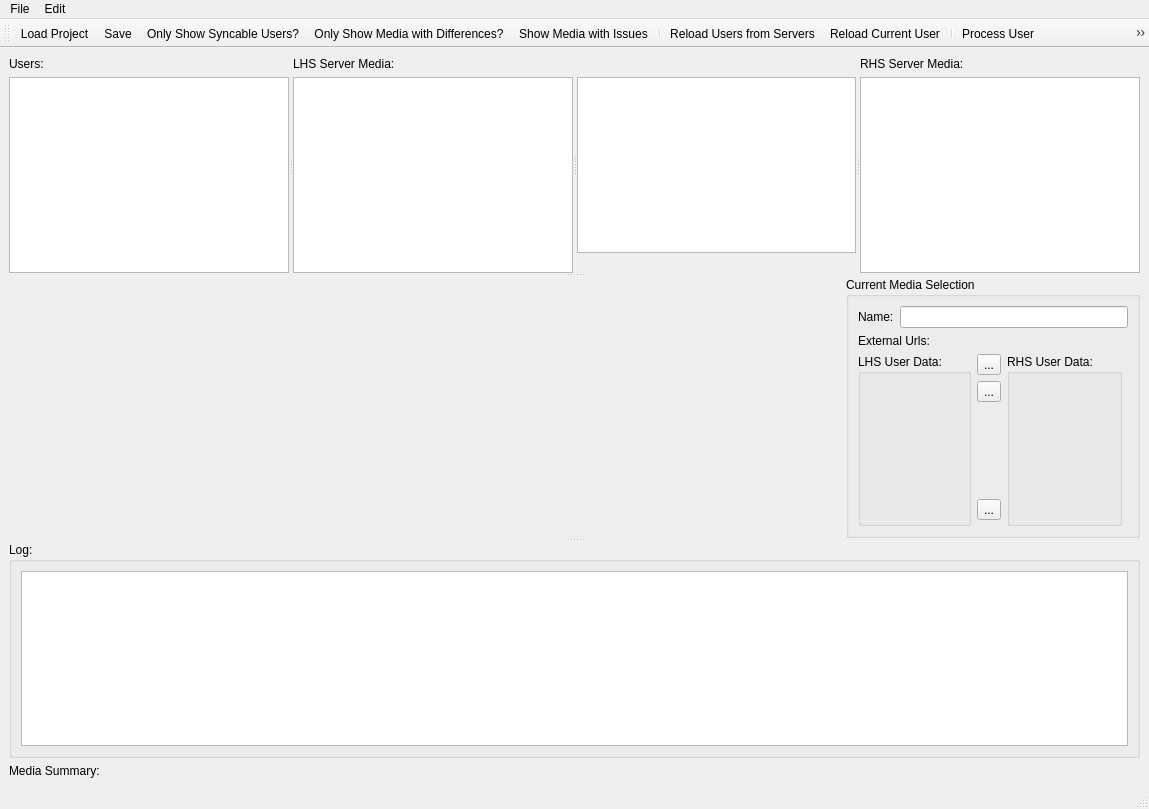
towel42-com/EmbySync, file UI/MainWindow.ui: the form before one commit.
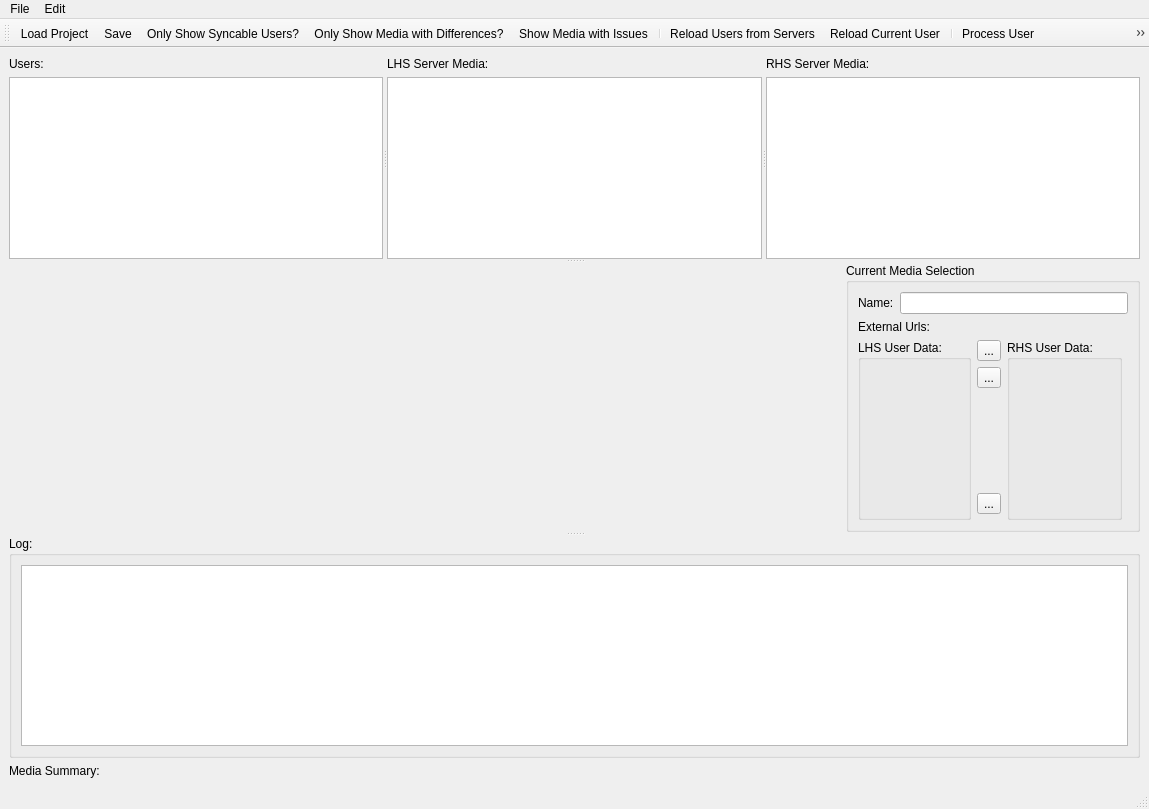
The form after the commit. Icons and pictures are not drawn. Custom widgets are drawn as their Qt base class.

Commit message: Remoive direction view

Patch:
```diff
--- a/UI/MainWindow.ui
+++ b/UI/MainWindow.ui
@@ -81,67 +81,6 @@
          </item>
         </layout>
        </widget>
-       <widget class="QWidget" name="layoutWidget_3">
-        <layout class="QVBoxLayout" name="verticalLayout_2">
-         <item>
-          <widget class="QLabel" name="dirLabel">
-           <property name="maximumSize">
-            <size>
-             <width>40</width>
-             <height>16777215</height>
-            </size>
-           </property>
-           <property name="text">
-            <string/>
-           </property>
-          </widget>
-         </item>
-         <item>
-          <widget class="QTreeView" name="direction">
-           <property name="verticalScrollBarPolicy">
-            <enum>Qt::ScrollBarAlwaysOff</enum>
-           </property>
-           <property name="horizontalScrollBarPolicy">
-            <enum>Qt::ScrollBarAlwaysOff</enum>
-           </property>
-           <property name="indentation">
-            <number>0</number>
-           </property>
-           <property name="rootIsDecorated">
-            <bool>true</bool>
-           </property>
-           <property name="itemsExpandable">
-            <bool>false</bool>
-           </property>
-           <property name="sortingEnabled">
-            <bool>true</bool>
-           </property>
-           <attribute name="headerDefaultSectionSize">
-            <number>40</number>
-           </attribute>
-           <attribute name="headerStretchLastSection">
-            <bool>false</bool>
-           </attribute>
-          </widget>
-         </item>
-         <item>
-          <spacer name="scrollSpacer">
-           <property name="orientation">
-            <enum>Qt::Vertical</enum>
-           </property>
-           <property name="sizeType">
-            <enum>QSizePolicy::Fixed</enum>
-           </property>
-           <property name="sizeHint" stdset="0">
-            <size>
-             <width>20</width>
-             <height>20</height>
-            </size>
-           </property>
-          </spacer>
-         </item>
-        </layout>
-       </widget>
        <widget class="QWidget" name="layoutWidget_4">
         <layout class="QVBoxLayout" name="verticalLayout_3">
          <item>
```
Left out of the diff: 1 changed line with no effect on the pictures. The commit also changes 4 other files.
